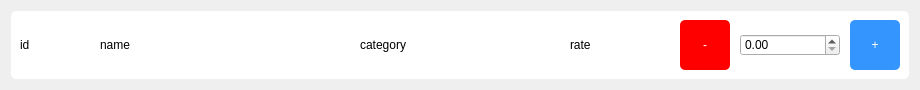
Old version of the form widget/menu/customWidget/orderitemdata.ui in the repository Anmol-A-jain/Dyner-order-client.
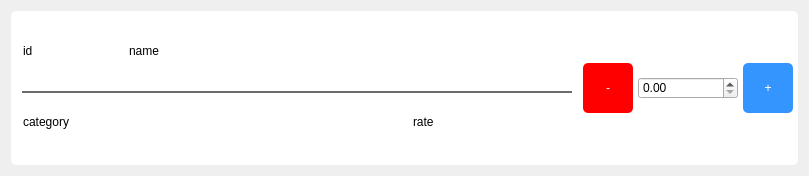
New version of the form.

```diff
--- a/widget/menu/customWidget/orderitemdata.ui
+++ b/widget/menu/customWidget/orderitemdata.ui
@@ -6,8 +6,8 @@
    <rect>
     <x>0</x>
     <y>0</y>
-    <width>920</width>
-    <height>86</height>
+    <width>809</width>
+    <height>176</height>
    </rect>
   </property>
   <property name="windowTitle">
@@ -26,15 +26,52 @@
 	background-color: rgb(255, 255, 255);
 }</string>
      </property>
-     <layout class="QHBoxLayout" name="horizontalLayout">
+     <layout class="QHBoxLayout" name="horizontalLayout_4">
       <property name="spacing">
-       <number>10</number>
+       <number>5</number>
+      </property>
+      <property name="leftMargin">
+       <number>5</number>
+      </property>
+      <property name="topMargin">
+       <number>5</number>
+      </property>
+      <property name="rightMargin">
+       <number>5</number>
+      </property>
+      <property name="bottomMargin">
+       <number>5</number>
+      </property>
+      <item>
+       <layout class="QVBoxLayout" name="verticalLayout_2">
+        <property name="spacing">
+         <number>6</number>
+        </property>
+        <property name="leftMargin">
+         <number>6</number>
+        </property>
+        <property name="rightMargin">
+         <number>6</number>
+        </property>
+        <item>
+         <layout class="QHBoxLayout" name="horizontalLayout_3">
+          <property name="leftMargin">
+           <number>1</number>
+          </property>
+          <property name="topMargin">
+           <number>1</number>
+          </property>
+          <property name="rightMargin">
+           <number>1</number>
+          </property>
+          <property name="bottomMargin">
+           <number>1</number>
       </property>
       <item>
        <widget class="QLabel" name="lblId">
         <property name="maximumSize">
          <size>
-          <width>70</width>
+              <width>100</width>
           <height>16777215</height>
          </size>
         </property>
@@ -56,11 +93,25 @@
         </property>
        </widget>
       </item>
+         </layout>
+        </item>
+        <item>
+         <widget class="QWidget" name="horizontalWidget_2" native="true">
+          <property name="styleSheet">
+           <string notr="true">#horizontalWidget_2 {border-top:2px solid  rgba(43, 43, 43,0.7);}</string>
+          </property>
+          <layout class="QHBoxLayout" name="horizontalLayout">
+           <property name="leftMargin">
+            <number>1</number>
+           </property>
+           <property name="topMargin">
+            <number>1</number>
+           </property>
       <item>
        <widget class="QLabel" name="lblCategory">
         <property name="maximumSize">
          <size>
-          <width>200</width>
+               <width>16777215</width>
           <height>16777215</height>
          </size>
         </property>
@@ -73,14 +124,25 @@
        <widget class="QLabel" name="lblRate">
         <property name="maximumSize">
          <size>
-          <width>100</width>
+               <width>150</width>
           <height>16777215</height>
          </size>
         </property>
+             <property name="frameShadow">
+              <enum>QFrame::Plain</enum>
+             </property>
+             <property name="lineWidth">
+              <number>1</number>
+             </property>
         <property name="text">
          <string>rate</string>
         </property>
        </widget>
+           </item>
+          </layout>
+         </widget>
+        </item>
+       </layout>
       </item>
       <item>
        <widget class="QPushButton" name="btnMinus">
```
Lines whose indentation alone changed are shown as unchanged.
